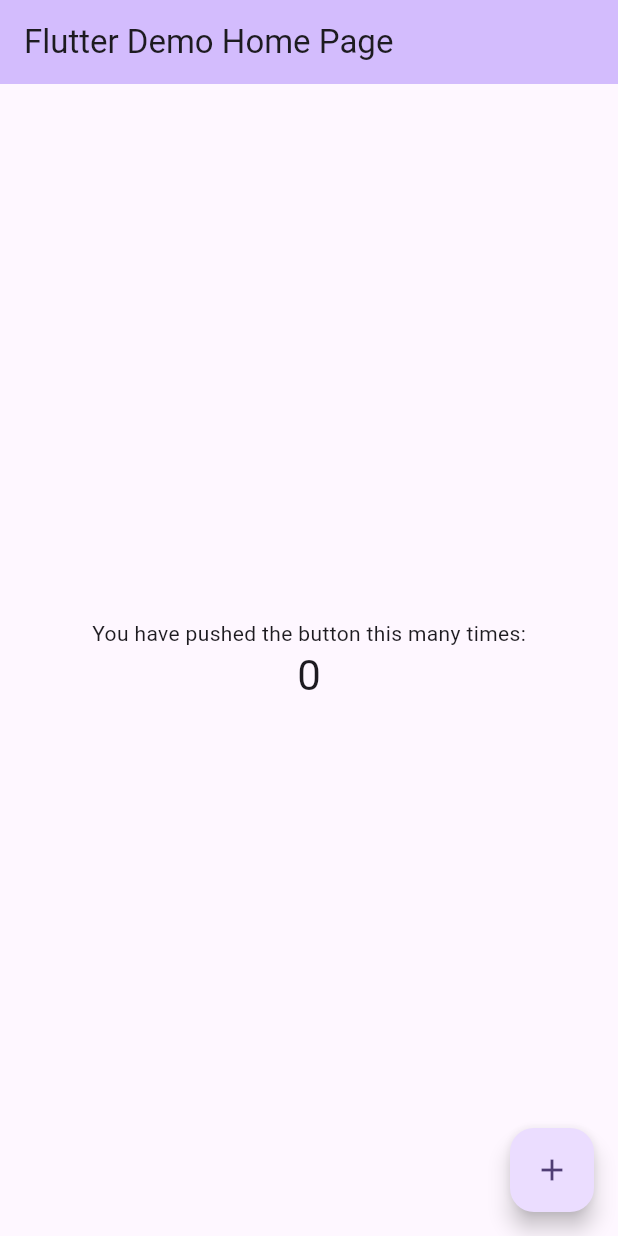
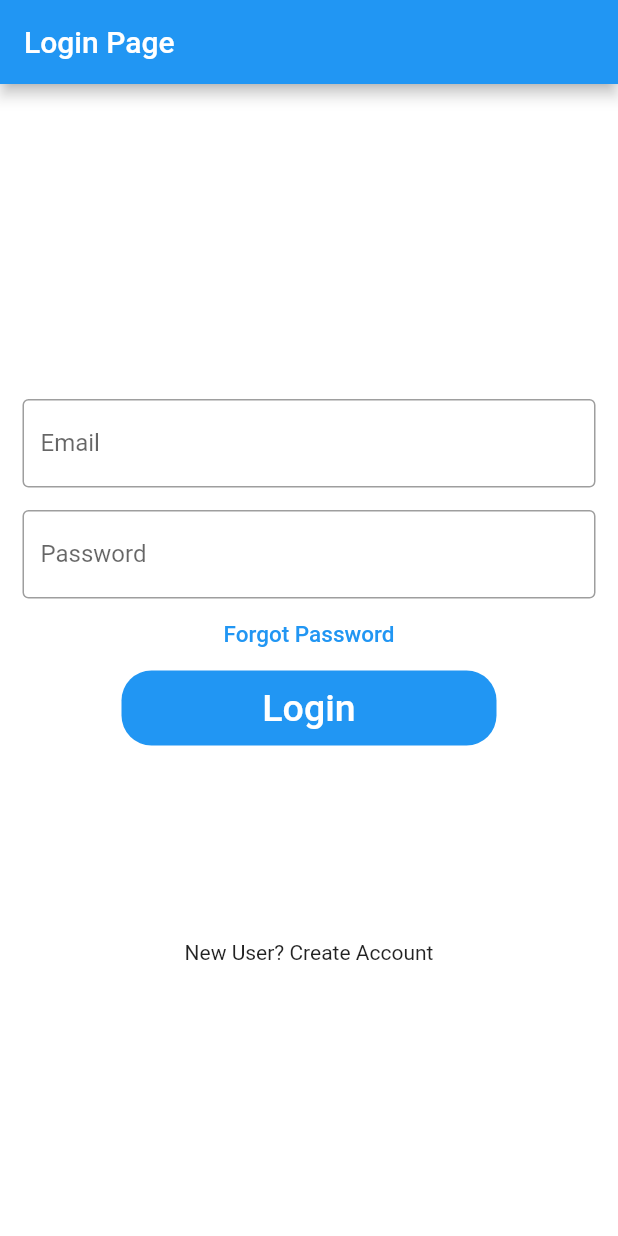
Before and after one commit to jjj7632/SmartGymCompanion, a Flutter app: the screen it shows after launch, on a phone screen of 412 x 824 dp. Run offline on Flutter 3.47's test engine with Material 2 defaults, Android fonts, the light colour scheme and no system bars.

Commit message:
Rudimentary base for login page on which to expand, customize, and correct

```diff
--- a/flutter/lib/main.dart
+++ b/flutter/lib/main.dart
@@ -1,125 +1,103 @@
 import 'package:flutter/material.dart';
 
 void main() {
-  runApp(const MyApp());
+  runApp(MyApp());
 }
 
 class MyApp extends StatelessWidget {
-  const MyApp({super.key});
-
-  // This widget is the root of your application.
   @override
   Widget build(BuildContext context) {
     return MaterialApp(
-      title: 'Flutter Demo',
-      theme: ThemeData(
-        // This is the theme of your application.
-        //
-        // TRY THIS: Try running your application with "flutter run". You'll see
-        // the application has a blue toolbar. Then, without quitting the app,
-        // try changing the seedColor in the colorScheme below to Colors.green
-        // and then invoke "hot reload" (save your changes or press the "hot
-        // reload" button in a Flutter-supported IDE, or press "r" if you used
-        // the command line to start the app).
-        //
-        // Notice that the counter didn't reset back to zero; the application
-        // state is not lost during the reload. To reset the state, use hot
-        // restart instead.
-        //
-        // This works for code too, not just values: Most code changes can be
-        // tested with just a hot reload.
-        colorScheme: ColorScheme.fromSeed(seedColor: Colors.deepPurple),
-        useMaterial3: true,
-      ),
-      home: const MyHomePage(title: 'Flutter Demo Home Page'),
+      debugShowCheckedModeBanner: false,
+      home: LoginDemo(),
     );
   }
 }
 
-class MyHomePage extends StatefulWidget {
-  const MyHomePage({super.key, required this.title});
-
-  // This widget is the home page of your application. It is stateful, meaning
-  // that it has a State object (defined below) that contains fields that affect
-  // how it looks.
-
-  // This class is the configuration for the state. It holds the values (in this
-  // case the title) provided by the parent (in this case the App widget) and
-  // used by the build method of the State. Fields in a Widget subclass are
-  // always marked "final".
-
-  final String title;
-
+class LoginDemo extends StatefulWidget {
   @override
-  State<MyHomePage> createState() => _MyHomePageState();
+  _LoginDemoState createState() => _LoginDemoState();
 }
 
-class _MyHomePageState extends State<MyHomePage> {
-  int _counter = 0;
-
-  void _incrementCounter() {
-    setState(() {
-      // This call to setState tells the Flutter framework that something has
-      // changed in this State, which causes it to rerun the build method below
-      // so that the display can reflect the updated values. If we changed
-      // _counter without calling setState(), then the build method would not be
-      // called again, and so nothing would appear to happen.
-      _counter++;
-    });
-  }
-
+class _LoginDemoState extends State<LoginDemo> {
   @override
   Widget build(BuildContext context) {
-    // This method is rerun every time setState is called, for instance as done
-    // by the _incrementCounter method above.
-    //
-    // The Flutter framework has been optimized to make rerunning build methods
-    // fast, so that you can just rebuild anything that needs updating rather
-    // than having to individually change instances of widgets.
     return Scaffold(
+      backgroundColor: Colors.white,
       appBar: AppBar(
-        // TRY THIS: Try changing the color here to a specific color (to
-        // Colors.amber, perhaps?) and trigger a hot reload to see the AppBar
-        // change color while the other colors stay the same.
-        backgroundColor: Theme.of(context).colorScheme.inversePrimary,
-        // Here we take the value from the MyHomePage object that was created by
-        // the App.build method, and use it to set our appbar title.
-        title: Text(widget.title),
+        title: Text("Login Page"),
       ),
-      body: Center(
-        // Center is a layout widget. It takes a single child and positions it
-        // in the middle of the parent.
+      body: SingleChildScrollView(
         child: Column(
-          // Column is also a layout widget. It takes a list of children and
-          // arranges them vertically. By default, it sizes itself to fit its
-          // children horizontally, and tries to be as tall as its parent.
-          //
-          // Column has various properties to control how it sizes itself and
-          // how it positions its children. Here we use mainAxisAlignment to
-          // center the children vertically; the main axis here is the vertical
-          // axis because Columns are vertical (the cross axis would be
-          // horizontal).
-          //
-          // TRY THIS: Invoke "debug painting" (choose the "Toggle Debug Paint"
-          // action in the IDE, or press "p" in the console), to see the
-          // wireframe for each widget.
-          mainAxisAlignment: MainAxisAlignment.center,
           children: <Widget>[
-            const Text(
-              'You have pushed the button this many times:',
+            Padding(
+              padding: const EdgeInsets.only(top: 60.0),
+              child: Center(
+                child: Container(
+                    width: 200,
+                    height: 150,
+                    /*decoration: BoxDecoration(
+                        color: Colors.red,
+                        borderRadius: BorderRadius.circular(50.0)),*/
+                    //child: Image.asset('asset/images/flutter-logo.png')
+                    ),
+              ),
             ),
-            Text(
-              '$_counter',
-              style: Theme.of(context).textTheme.headlineMedium,
+            const Padding(
+              //padding: const EdgeInsets.only(left:15.0,right: 15.0,top:0,bottom: 0),
+              padding: EdgeInsets.symmetric(horizontal: 15),
+              child: TextField(
+                decoration: InputDecoration(
+                    border: OutlineInputBorder(),
+                    labelText: 'Email',
+                    hintText: 'Enter valid email id as abc@gmail.com'),
+              ),
             ),
+            const Padding(
+              padding: EdgeInsets.only(
+                  left: 15.0, right: 15.0, top: 15, bottom: 0),
+              //padding: EdgeInsets.symmetric(horizontal: 15),
+              child: TextField(
+
+                obscureText: true,
+                decoration: InputDecoration(
+                    border: OutlineInputBorder(),
+                    labelText: 'Password',
+                    hintText: 'Enter secure password'),
+              ),
+            ),
+            TextButton(
+              onPressed: (){
+                //TODO FORGOT PASSWORD SCREEN GOES HERE
+              },
+              child: const Text(
+                'Forgot Password',
+                style: TextStyle(color: Colors.blue, fontSize: 15),
+              ),
+            ),
+            Container(
+              height: 50,
+              width: 250,
+              decoration: BoxDecoration(
+                  color: Colors.blue, borderRadius: BorderRadius.circular(20)),
+              child: TextButton(
+                onPressed: () {
+                  // Navigator.push(
+                  //     context, MaterialPageRoute(builder: (_) => HomePage()));
+                },
+                child: const Text(
+                  'Login',
+                  style: TextStyle(color: Colors.white, fontSize: 25),
+                ),
+              ),
+            ),
+            const SizedBox(
+              height: 130,
+            ),
+            const Text('New User? Create Account')
           ],
         ),
       ),
-      floatingActionButton: FloatingActionButton(
-        onPressed: _incrementCounter,
-        tooltip: 'Increment',
-        child: const Icon(Icons.add),
-      ), // This trailing comma makes auto-formatting nicer for build methods.
     );
   }
 }
```
Also changed, not shown: flutter/pubspec.lock, 164 other files.
